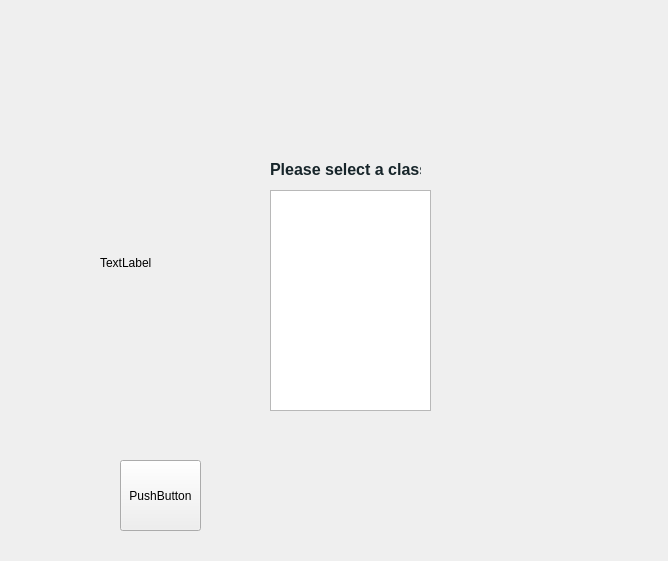
Qt form showclasses.ui (Youssef-Abo-El-Ela/LearningManagementSystem) before a commit.
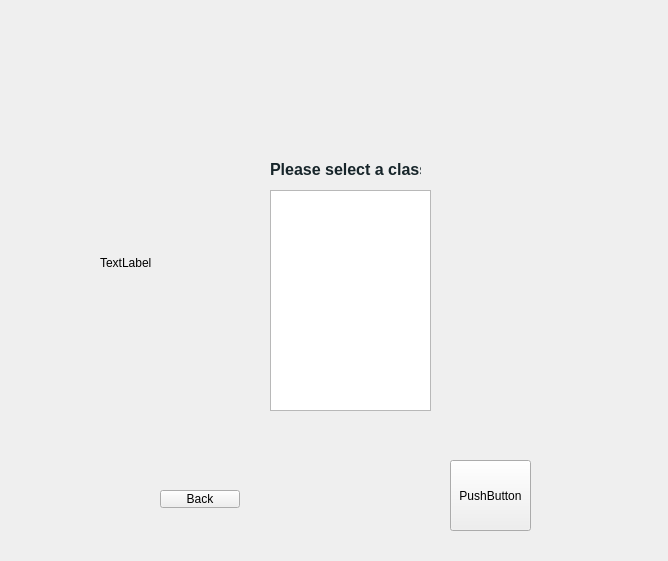
The same form after that commit.

Commit message: back_button_DONE

Patch:
```diff
--- a/showclasses.ui
+++ b/showclasses.ui
@@ -52,7 +52,7 @@
   <widget class="QPushButton" name="pushButton">
    <property name="geometry">
     <rect>
-     <x>120</x>
+     <x>450</x>
      <y>460</y>
      <width>81</width>
      <height>71</height>
@@ -62,6 +62,19 @@
     <string>PushButton</string>
    </property>
   </widget>
+  <widget class="QPushButton" name="pushButton_2">
+   <property name="geometry">
+    <rect>
+     <x>160</x>
+     <y>490</y>
+     <width>80</width>
+     <height>18</height>
+    </rect>
+   </property>
+   <property name="text">
+    <string>Back</string>
+   </property>
+  </widget>
   <zorder>background_image</zorder>
   <zorder>listWidget</zorder>
   <zorder>title</zorder>
```
Left out of the diff: 1 changed line with no effect on the pictures. The commit also changes 28 other files.
